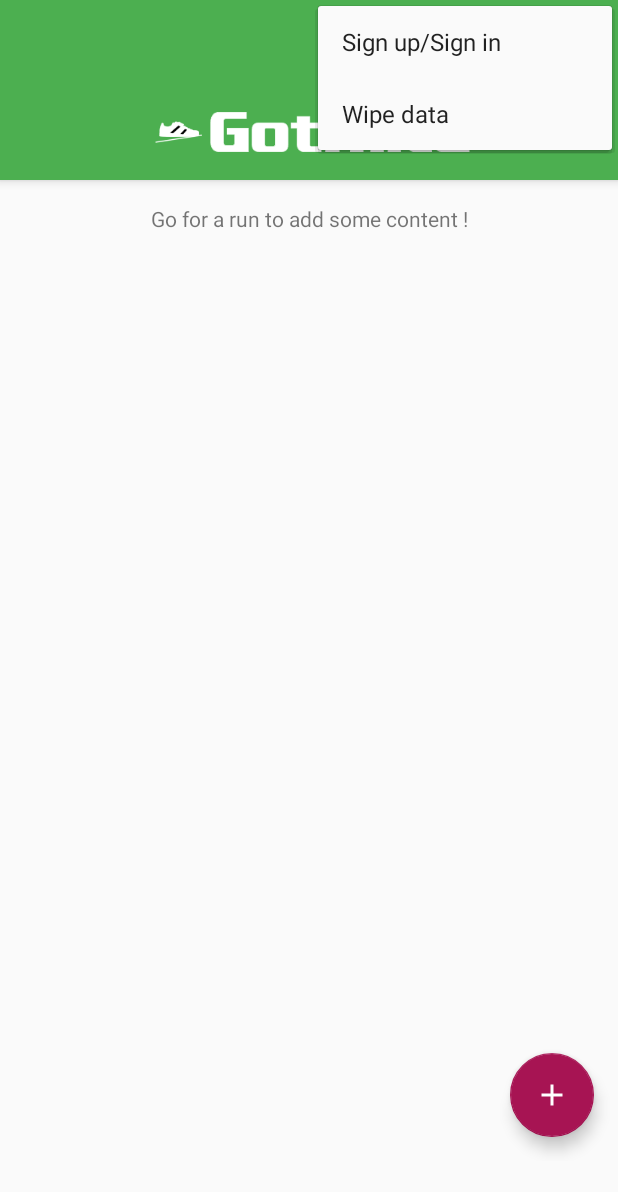
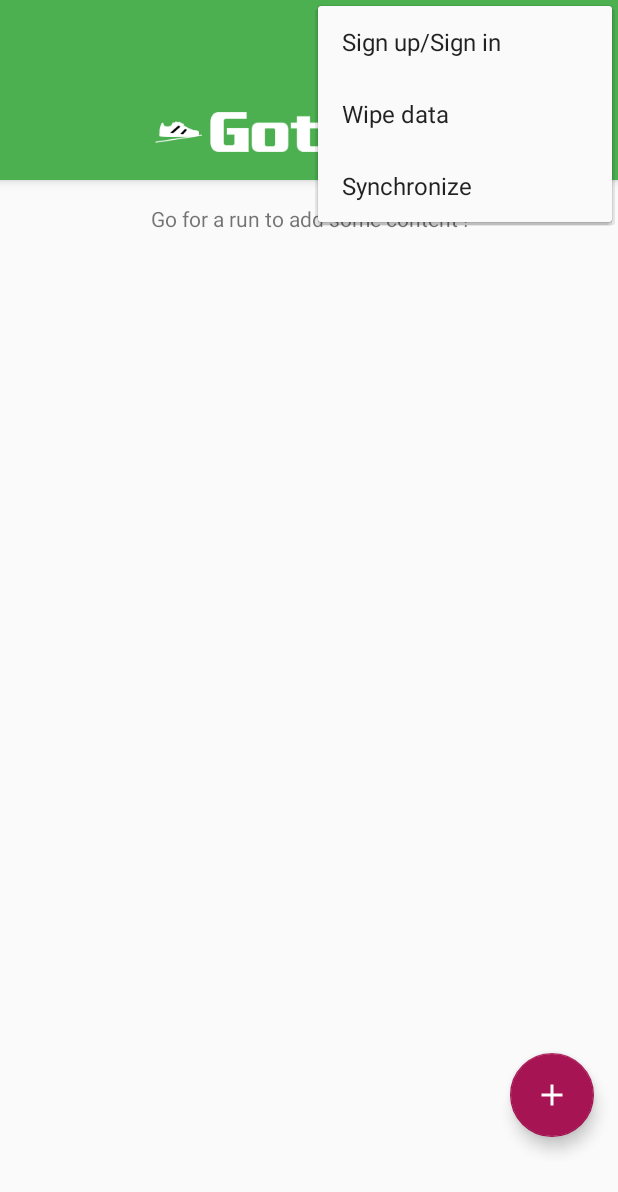
Before and after one commit to RBische/Capstone-Project, an Android app: the screen it shows after launch (MainActivity), with the options menu open, on a phone screen of 412 x 824 dp. Shown: the top 1192 px of the screen. Run offline under Robolectric (Android 15) with nearby library versions, the phone set to English and light mode, and no system bars; our stand-ins replace AdMob, ButterKnife; 3 statements that could not run were skipped.

Commit message:
fix: Db delete + syncadapter

```diff
--- a/app/src/main/java/fr/bischof/raphael/gothiite/fragment/MainFragment.java
+++ b/app/src/main/java/fr/bischof/raphael/gothiite/fragment/MainFragment.java
@@ -81,7 +81,7 @@ public class MainFragment extends Fragment implements LoaderManager.LoaderCallba
         AdRequest adRequest = new AdRequest.Builder()
                 .setRequestAgent("android_studio:ad_template").build();
         adView.loadAd(adRequest);
-        getLoaderManager().initLoader(RUNS_LOADER, null, this);
+        startLoader();
     }
 
     @Override
@@ -115,4 +115,20 @@ public class MainFragment extends Fragment implements LoaderManager.LoaderCallba
         i.setData(RunContract.RunIntervalEntry.buildRunIntervalsWithRunUri(runId));
         startActivity(i);
     }
+
+    public void removeLoader() {
+        getLoaderManager().destroyLoader(RUNS_LOADER);
+    }
+
+    public void startLoader() {
+        getLoaderManager().initLoader(RUNS_LOADER, null, this);
+        Uri runsWithRunTypeUri = RunContract.RunEntry.buildRunsWithRunTypeUri();
+        String sortOrder = RunContract.RunEntry.COLUMN_START_DATE + " DESC";
+        Cursor cursor = getContext().getContentResolver().query(runsWithRunTypeUri,
+                RUNS_PROJECTION,
+                null,
+                null,
+                sortOrder);
+        String s = "";
+    }
 }
--- a/app/src/main/res/menu/menu_main.xml
+++ b/app/src/main/res/menu/menu_main.xml
@@ -5,4 +5,6 @@
         android:orderInCategory="100" app:showAsAction="never" />
     <item android:id="@+id/action_wipe_data" android:title="@string/action_wipe_data"
         android:orderInCategory="100" app:showAsAction="never" />
+    <item android:id="@+id/action_sync" android:title="@string/action_sync"
+        android:orderInCategory="100" app:showAsAction="never" />
 </menu>
--- a/app/src/main/res/values/strings.xml
+++ b/app/src/main/res/values/strings.xml
@@ -68,4 +68,5 @@
     <string name="error_save_user_id">Unable to save the user after connection, please relog.</string>
     <string name="action_wipe_data">Wipe data</string>
     <string name="sure_wipe_data">Are you sure you want to wipe data ?</string>
+    <string name="action_sync">Synchronize</string>
 </resources>
```
Also changed, not shown: app/src/main/java/fr/bischof/raphael/gothiite/activity/MainActivity.java (+10 -0 lines), app/src/main/java/fr/bischof/raphael/gothiite/data/RunProvider.java (+4 -4 lines), app/src/main/java/fr/bischof/raphael/gothiite/sync/GothiiteSyncAdapter.java (+7 -6 lines).
